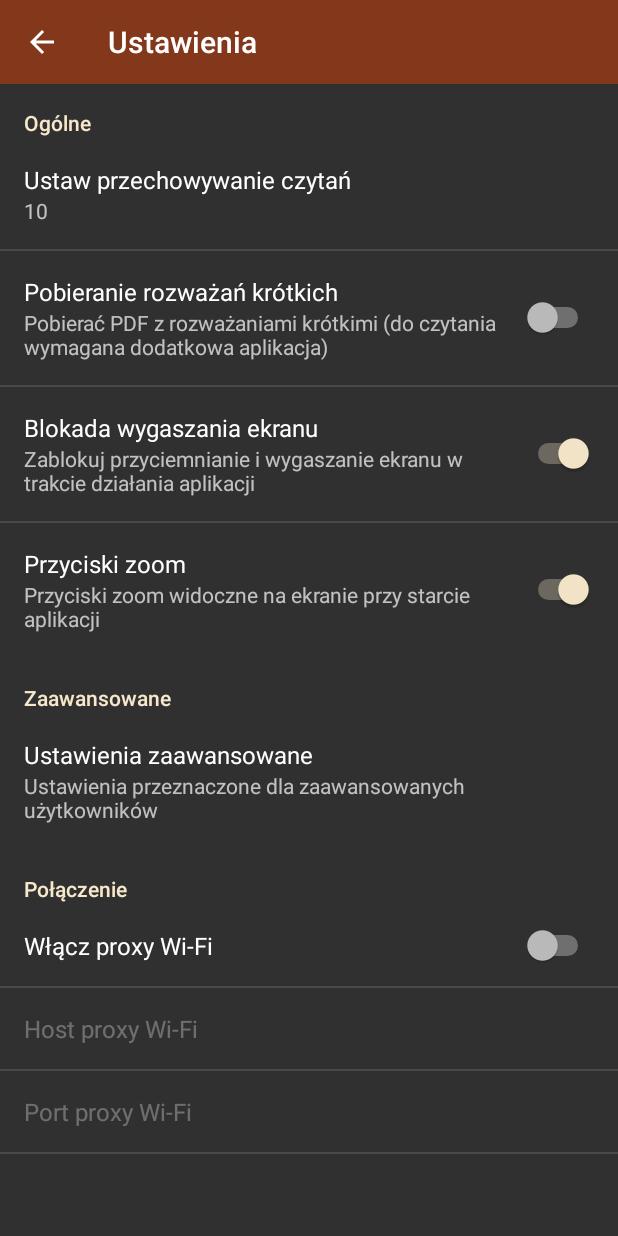
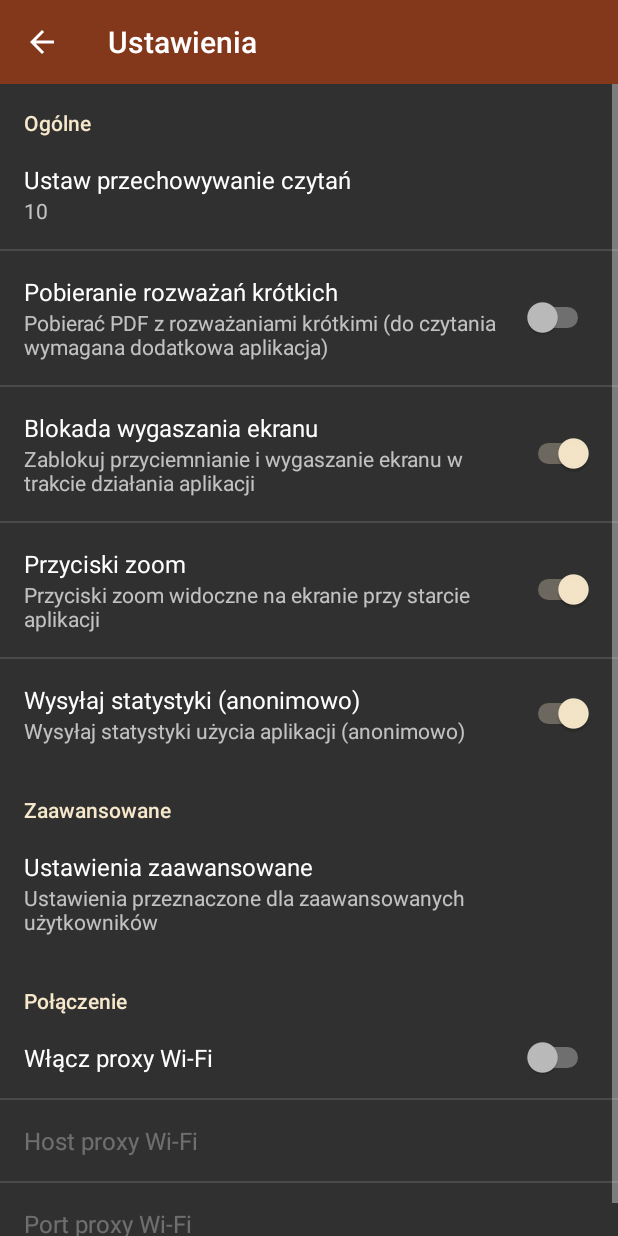
Before and after one commit to TomRom27/LectioDivinaOnJest, an Android app: the ReadingsActivity screen opened directly, with no data from a screen before it, in the options menu, after a tap on "Ustawienia", on a phone screen of 412 x 824 dp. Run offline under Robolectric (Android 15) with nearby library versions, the phone set to English and light mode, and no system bars; 3 statements that could not run were skipped.

```diff
--- a/app/src/main/AndroidManifest.xml
+++ b/app/src/main/AndroidManifest.xml
@@ -6,6 +6,10 @@
     <uses-permission android:name="android.permission.ACCESS_NETWORK_STATE" />
     <uses-permission android:name="android.permission.WRITE_EXTERNAL_STORAGE" />
     <uses-permission android:name="android.permission.READ_EXTERNAL_STORAGE" />
+
+    <!--  analytics turn off in the manifest, but will be turn on programatically -->
+    <!--  once confirmed by user on the confirm_analytics screen -->
+    <meta-data android:name="firebase_analytics_collection_enabled" android:value="false" />
 
     <application
         android:allowBackup="true"
--- a/app/src/main/java/com/tr/onjestslowo/app/AppPreferences.java
+++ b/app/src/main/java/com/tr/onjestslowo/app/AppPreferences.java
@@ -46,7 +46,43 @@ public class AppPreferences {
         editor.putBoolean(PREF_IS_APP_FIRST, isFirst);
         editor.apply(); // persist changes
     }
+    //</editor-fold>
 
+    //<editor-fold app stats info related >
+    public static String PREF_IS_STATSINFO_SHOWN = "IsStatsInfoShown";
+
+    public Boolean isStatsInfoShown() {
+        SharedPreferences prefStore = PreferenceManager.getDefaultSharedPreferences(mContext);
+
+        return prefStore.getBoolean(PREF_IS_STATSINFO_SHOWN, false);
+    }
+
+    public void setStatsInfoShown(Boolean isShown) {
+        SharedPreferences prefStore = PreferenceManager.getDefaultSharedPreferences(mContext);
+
+        SharedPreferences.Editor editor = prefStore.edit();
+        editor.putBoolean(PREF_IS_STATSINFO_SHOWN, isShown);
+        editor.apply(); // persist changes
+    }
+    //</editor-fold>
+
+    //<editor-fold last theme related >
+    public static String PREF_IS_LAST_THEME_NIGHT= "IsLastThemeNight";
+
+    public Boolean isLastThemeNight() {
+        SharedPreferences prefStore = PreferenceManager.getDefaultSharedPreferences(mContext);
+
+        return prefStore.getBoolean(PREF_IS_LAST_THEME_NIGHT, false);
+    }
+
+    public void setLastThemeNight(Boolean isShown) {
+        SharedPreferences prefStore = PreferenceManager.getDefaultSharedPreferences(mContext);
+
+        SharedPreferences.Editor editor = prefStore.edit();
+        editor.putBoolean(PREF_IS_LAST_THEME_NIGHT, isShown);
+        editor.apply(); // persist changes
+    }
+    //</editor-fold>
 
     public void setShortContemplationDownloadPath(String path) {
         SharedPreferences prefStore = PreferenceManager.getDefaultSharedPreferences(mContext);
@@ -57,7 +93,13 @@ public class AppPreferences {
         editor.apply(); // persist changes
     }
 
-    //</editor-fold>
+    public void setStatsInfoEnabled(Boolean isEnabled) {
+        SharedPreferences prefStore = PreferenceManager.getDefaultSharedPreferences(mContext);
+
+        SharedPreferences.Editor editor = prefStore.edit();
+        editor.putBoolean(mContext.getResources().getString(R.string.pref_send_app_stats), isEnabled);
+        editor.apply(); // persist changes
+    }
 
     public OnJestPreferences get() {
         if (!mIsValid)
@@ -104,6 +146,9 @@ public class AppPreferences {
 
         key = mContext.getResources().getString(R.string.pref_short_contemplation_download_path);
         mPreferences.ShortContemplationDownloadPath = prefStore.getString(key, "");
+
+        key = mContext.getResources().getString(R.string.pref_send_app_stats);
+        mPreferences.SendAppStats = prefStore.getBoolean(key, true);
         mIsValid = true;
     }
 }
--- a/app/src/main/java/com/tr/onjestslowo/app/ReadingsActivity.java
+++ b/app/src/main/java/com/tr/onjestslowo/app/ReadingsActivity.java
@@ -19,13 +19,20 @@ import android.os.Bundle;
 import android.support.v4.view.ViewPager;
 
 import android.support.v7.widget.Toolbar;
+import android.view.Gravity;
+import android.view.LayoutInflater;
 import android.view.Menu;
 import android.view.MenuItem;
 import android.view.View;
 import android.view.WindowManager;
+import android.widget.Button;
+import android.widget.CheckBox;
+import android.widget.LinearLayout;
+import android.widget.PopupWindow;
 import android.widget.ProgressBar;
 import android.widget.Toast;
 
+import com.google.firebase.analytics.FirebaseAnalytics;
 import com.tr.onjestslowo.model.OnJestPreferences;
 import com.tr.onjestslowo.model.Reading;
 import com.tr.onjestslowo.service.ReadingService;
@@ -61,17 +68,17 @@ public class ReadingsActivity extends AppCompatActivity
 
     @Override
     protected void onCreate(Bundle savedInstanceState) {
-        // restore state of the theme flag and then apply theme
+        // restore state of the theme flag and then apply theme, either from savedInstance
+        // or from preferences (after app re-launch)
         if ((savedInstanceState != null) && (savedInstanceState.containsKey(ARG_IS_THEME_NIGHT)))
             mIsThemeNight = savedInstanceState.getBoolean(ARG_IS_THEME_NIGHT);
         else
-            mIsThemeNight = false;
+            mIsThemeNight = AppPreferences.getInstance(this).isLastThemeNight();
         // setting the theme must be done before any view output, also before super.onCreate() !!!
         setAppTheme();
 
         super.onCreate(savedInstanceState);
         setContentView(R.layout.activity_readings);
-
 
         // set toolbar as actionbar for the activity
         Toolbar toolbar = (Toolbar) findViewById(R.id.readingsToolBar);
@@ -112,6 +119,7 @@ public class ReadingsActivity extends AppCompatActivity
         // prevent screen turn off
         getWindow().addFlags(WindowManager.LayoutParams.FLAG_KEEP_SCREEN_ON);
 
+        enableAppStatsSending(AppPreferences.getInstance(this).get().SendAppStats);
 
         // if the app is launched for very first time, we force user to see
         // AboutLectio activity
@@ -213,6 +221,23 @@ public class ReadingsActivity extends AppCompatActivity
 
     //</editor-fold>
 
+    @Override
+    public void onAttachedToWindow() {
+        super.onAttachedToWindow();
+
+        // the code below can result in displaying a popup window, attached to
+        // Readings Activity so the latter must have a window
+        // that's why the code must be here, not in onCreate (that would be too early)
+
+        // check whether we need to get consent for analytics from user
+        // AboutLectio activity
+        if (!AppPreferences.getInstance(this).isStatsInfoShown()) {
+            Logger.debug(LOG_TAG, "Stats info not shown yet, doing now");
+            getAppStatsConfirmation(findViewById(R.id.activityReadings));
+        } else
+            Logger.debug(LOG_TAG, "Stats info already shown");
+    }
+
     //<editor-fold desc="menu handling methods and reading display">
     private void exitApp() {
         finish();
@@ -234,6 +259,7 @@ public class ReadingsActivity extends AppCompatActivity
         showAboutLectio();
         appPreferences.setAppFirstLaunch(false);
     }
+
 
     private String setDefaultShortContemplationDownloadPath(Context context, AppPreferences appPreferences) {
         OnJestPreferences prefs = appPreferences.get();
@@ -272,12 +298,79 @@ public class ReadingsActivity extends AppCompatActivity
         startActivity(intent);
     }
 
+
+    //<editor-fold getAppStatsConfirmation related >
+    private void getAppStatsConfirmation(View parentView) {
+        // stats info is displayed as pop-up i.e. it is not separate activity
+        // so we must prepare current axtivity for it
+
+
+        // inflate the layout of the popup window
+        LayoutInflater inflater = (LayoutInflater)
+                getSystemService(LAYOUT_INFLATER_SERVICE);
+        final View popupView = inflater.inflate(R.layout.activity_confirm_analytics, null);
+
+        // create the popup window
+        int width = LinearLayout.LayoutParams.WRAP_CONTENT;
+        int height = LinearLayout.LayoutParams.WRAP_CONTENT;
+        boolean focusable = true; // lets taps outside the popup also dismiss it
+        final PopupWindow popupWindow = new PopupWindow(popupView, width, height, focusable);
+
+        // show the popup window
+        popupWindow.showAtLocation(parentView , Gravity.CENTER, 0, 0);
+
+        Button closeButton = (Button) popupView.findViewById(R.id.buttonPopupClose);
+        // Set a click listener for the popup window close button
+        closeButton.setOnClickListener(new View.OnClickListener() {
+            @Override
+            public void onClick(View view) {
+
+                setAppStatsSending(((CheckBox)popupView.findViewById(R.id.checkboxPopupAllow)).isChecked());
+                // Dismiss the popup window
+                popupWindow.dismiss();
+            }
+        });
+
+    }
+
+    private void setAppStatsSending(boolean enabled) {
+        Logger.debug(LOG_TAG,String.format("User has enabled to send app stats = %b",enabled));
+        AppPreferences appPreferences =  AppPreferences.getInstance(this);
+        appPreferences.setStatsInfoShown(true);
+
+        Logger.debug(LOG_TAG,"Saving current state to settings");
+        appPreferences.setStatsInfoEnabled(enabled);
+
+        enableAppStatsSending(enabled);
+    }
+     //</editor-fold>
+
+    //<editor-fold> app analytics
+    private void enableAppStatsSending(boolean enabled) {
+        Logger.debug(LOG_TAG,String.format("Setting analytics in Firebase =%b", enabled));
+        FirebaseAnalytics.getInstance(this).setAnalyticsCollectionEnabled(enabled);
+    }
+
+    private void logRefreshInAnalytics() {
+        if (AppPreferences.getInstance(this).get().SendAppStats)
+        {
+            Logger.debug(LOG_TAG,"Sending analytics to Firebase about Refresh");
+            FirebaseAnalytics.getInstance(this).logEvent("Get_Readings", null);
+        }
+        else
+            Logger.debug(LOG_TAG,"Sending analytics is disabled");
+    }
+    //</editor-fold>
+
     private void refreshReadingsAsync() {
         showHideProgress(true);
         // show info
         UIHelper.showToast(this, R.string.text_refreshing_started, Toast.LENGTH_SHORT);
         // disable menu
         disableAppMenu();
+
+        logRefreshInAnalytics();
+
         // start the refresh task
         new RefreshAndDisplayReadingsTask(this).execute();
     }
@@ -319,6 +412,8 @@ public class ReadingsActivity extends AppCompatActivity
         setAppTheme();
         // udpdate menu
         onPrepareOptionsMenu(mMenu);
+        // save to
+        AppPreferences.getInstance(this).setLastThemeNight(mIsThemeNight);
         // the theme changes effect
         this.recreate();
     }
--- a/app/src/main/java/com/tr/onjestslowo/model/OnJestPreferences.java
+++ b/app/src/main/java/com/tr/onjestslowo/model/OnJestPreferences.java
@@ -13,4 +13,5 @@ public class OnJestPreferences {
     public boolean DownloadShortContemplation;
     public String ShortContemplationDownloadPath;
     public boolean ShortContemplationsFileListAlways;
+    public boolean SendAppStats;
 }
--- a/app/src/main/res/layout/activity_readings.xml
+++ b/app/src/main/res/layout/activity_readings.xml
@@ -1,6 +1,7 @@
 <LinearLayout xmlns:android="http://schemas.android.com/apk/res/android"
     xmlns:app="http://schemas.android.com/apk/res-auto"
     xmlns:tools="http://schemas.android.com/tools"
+    android:id="@+id/activityReadings"
     android:layout_width="fill_parent"
     android:layout_height="fill_parent"
     android:orientation="vertical">
--- a/app/src/main/res/values/strings.xml
+++ b/app/src/main/res/values/strings.xml
@@ -33,6 +33,6 @@
     <string name="text_pdf_app_needed">Musisz zainstalować aplikację do pokazywania PDF (np. Adobe Acrobat) aby przeglądać rozważania krótkie!</string>
     <string name="pdf_failed">Nie udało się pokazać rozważań z PDF</string>
     <string name="current">Na dziś</string>
-
-
+    <string name="text_stats_sendig">Na potrzeby dalszego usprawniania aplikacja będzie wysyłać anonimowe statystyki użycia</string>
+    <string name="text_allow">Zezwalam</string>
 </resources>
--- a/app/src/main/res/values/strings_preferences.xml
+++ b/app/src/main/res/values/strings_preferences.xml
@@ -14,6 +14,8 @@
     <string name="pref_wifi_proxy_host">Host proxy Wi-Fi</string>
     <string name="pref_wifi_proxy_port">Port proxy Wi-Fi</string>
 
+    <string name="pref_send_app_stats">Wysyłaj statystyki (anonimowo)</string>
+    <string name="pref_send_app_stats_summary">Wysyłaj statystyki użycia aplikacji (anonimowo)</string>
 
     <string name="pref_category_title_advanced">Zaawansowane</string>
     <string name="pref_adv_title">Ustawienia zaawansowane</string>
--- a/app/src/main/res/xml/preferences.xml
+++ b/app/src/main/res/xml/preferences.xml
@@ -31,6 +31,13 @@
             android:key="@string/pref_zoom_on_start"
             android:summary="@string/pref_zoom_on_start_summary"
             android:title="@string/pref_zoom_on_start" />
+
+        <SwitchPreference
+            android:defaultValue="true"
+            android:key="@string/pref_send_app_stats"
+            android:summary="@string/pref_send_app_stats_summary"
+            android:title="@string/pref_send_app_stats" />
+
     </PreferenceCategory>
     <PreferenceCategory android:title="@string/pref_category_title_advanced">
 
--- a/build.gradle
+++ b/build.gradle
@@ -7,11 +7,13 @@ buildscript {
     }
     dependencies {
         classpath 'com.android.tools.build:gradle:3.0.1'
+        classpath 'com.google.gms:google-services:3.1.1'
     }
 }
 
 allprojects {
     repositories {
         mavenCentral()
+        maven { url "https://maven.google.com" }
     }
 }
```
Also changed, not shown: app/build.gradle (+5 -2 lines), 1 other file.
